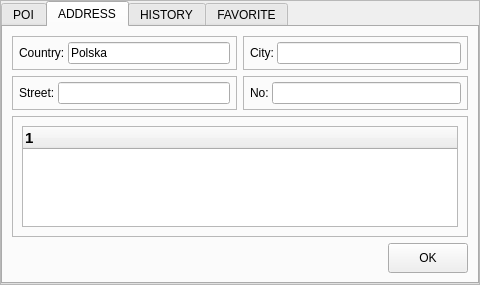
Qt form Pilocik/pointselectionwindow.ui (dotevo/Pilocik) before a commit.
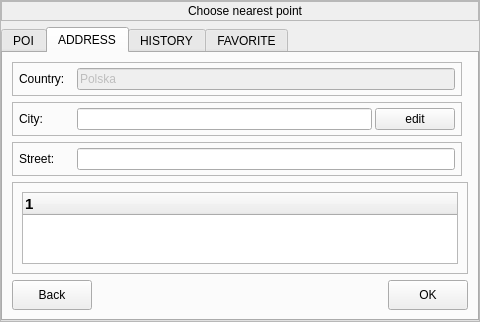
The same form after that commit. The open tabs and pages were chosen to show the change. Custom widgets are drawn as their Qt base class.

Commit message: Point selection window improvment, favourite points, nearest point selection

```diff
--- a/Pilocik/pointselectionwindow.ui
+++ b/Pilocik/pointselectionwindow.ui
@@ -23,7 +23,7 @@
    <property name="margin">
     <number>0</number>
    </property>
-   <item row="0" column="0">
+   <item row="1" column="0">
     <widget class="QTabWidget" name="tabWidget">
      <property name="styleSheet">
       <string notr="true">QTreeWidgetItem{
@@ -314,6 +314,12 @@
           </property>
           <item>
            <widget class="QLabel" name="countryLabel">
+            <property name="minimumSize">
+             <size>
+              <width>55</width>
+              <height>0</height>
+             </size>
+            </property>
             <property name="text">
              <string>Country:</string>
             </property>
@@ -321,6 +327,9 @@
           </item>
           <item>
            <widget class="TLineEdit" name="countryLineEdit">
+            <property name="enabled">
+             <bool>false</bool>
+            </property>
             <property name="text">
              <string>Polska</string>
             </property>
@@ -329,44 +338,7 @@
          </layout>
         </widget>
        </item>
-       <item row="1" column="1">
-        <widget class="QFrame" name="cityFrame">
-         <property name="frameShape">
-          <enum>QFrame::StyledPanel</enum>
-         </property>
-         <property name="frameShadow">
-          <enum>QFrame::Raised</enum>
-         </property>
-         <layout class="QHBoxLayout" name="horizontalLayout_7">
-          <property name="spacing">
-           <number>3</number>
-          </property>
-          <property name="leftMargin">
-           <number>6</number>
-          </property>
-          <property name="topMargin">
-           <number>5</number>
-          </property>
-          <property name="rightMargin">
-           <number>6</number>
-          </property>
-          <property name="bottomMargin">
-           <number>5</number>
-          </property>
-          <item>
-           <widget class="QLabel" name="cityLabel">
-            <property name="text">
-             <string>City:</string>
-            </property>
-           </widget>
-          </item>
-          <item>
-           <widget class="TLineEdit" name="cityLineEdit"/>
-          </item>
-         </layout>
-        </widget>
-       </item>
-       <item row="2" column="0">
+       <item row="3" column="0">
         <widget class="QFrame" name="streetFrame">
          <property name="frameShape">
           <enum>QFrame::StyledPanel</enum>
@@ -392,6 +364,12 @@
           </property>
           <item>
            <widget class="QLabel" name="streetLabel">
+            <property name="minimumSize">
+             <size>
+              <width>55</width>
+              <height>0</height>
+             </size>
+            </property>
             <property name="text">
              <string>Street:</string>
             </property>
@@ -403,45 +381,21 @@
          </layout>
         </widget>
        </item>
-       <item row="2" column="1">
-        <widget class="QFrame" name="noFrame">
-         <property name="frameShape">
-          <enum>QFrame::StyledPanel</enum>
-         </property>
-         <property name="frameShadow">
-          <enum>QFrame::Raised</enum>
-         </property>
-         <layout class="QHBoxLayout" name="horizontalLayout_8">
-          <property name="spacing">
-           <number>3</number>
-          </property>
-          <property name="leftMargin">
-           <number>6</number>
-          </property>
-          <property name="topMargin">
-           <number>5</number>
-          </property>
-          <property name="rightMargin">
-           <number>6</number>
-          </property>
-          <property name="bottomMargin">
-           <number>5</number>
-          </property>
-          <item>
-           <widget class="QLabel" name="noLabel">
-            <property name="text">
-             <string>No:</string>
-            </property>
-           </widget>
-          </item>
-          <item>
-           <widget class="TLineEdit" name="noLineEdit"/>
-          </item>
-         </layout>
-        </widget>
-       </item>
-       <item row="4" column="0" colspan="2">
+       <item row="5" column="0" colspan="2">
         <layout class="QHBoxLayout" name="horizontalLayout">
+         <item>
+          <widget class="QPushButton" name="backBtn2">
+           <property name="minimumSize">
+            <size>
+             <width>0</width>
+             <height>30</height>
+            </size>
+           </property>
+           <property name="text">
+            <string>Back</string>
+           </property>
+          </widget>
+         </item>
          <item>
           <spacer name="horizontalSpacer">
            <property name="orientation">
@@ -470,7 +424,7 @@
          </item>
         </layout>
        </item>
-       <item row="3" column="0" colspan="2">
+       <item row="4" column="0" colspan="2">
         <widget class="QFrame" name="frame_2">
          <property name="frameShape">
           <enum>QFrame::StyledPanel</enum>
@@ -501,6 +455,62 @@
          </layout>
         </widget>
        </item>
+       <item row="2" column="0">
+        <widget class="QFrame" name="cityFrame">
+         <property name="frameShape">
+          <enum>QFrame::StyledPanel</enum>
+         </property>
+         <property name="frameShadow">
+          <enum>QFrame::Raised</enum>
+         </property>
+         <layout class="QHBoxLayout" name="horizontalLayout_7">
+          <property name="spacing">
+           <number>3</number>
+          </property>
+          <property name="leftMargin">
+           <number>6</number>
+          </property>
+          <property name="topMargin">
+           <number>5</number>
+          </property>
+          <property name="rightMargin">
+           <number>6</number>
+          </property>
+          <property name="bottomMargin">
+           <number>5</number>
+          </property>
+          <item>
+           <widget class="QLabel" name="cityLabel">
+            <property name="minimumSize">
+             <size>
+              <width>55</width>
+              <height>0</height>
+             </size>
+            </property>
+            <property name="text">
+             <string>City:</string>
+            </property>
+           </widget>
+          </item>
+          <item>
+           <widget class="TLineEdit" name="cityLineEdit"/>
+          </item>
+          <item>
+           <widget class="QPushButton" name="cityEditBtn">
+            <property name="minimumSize">
+             <size>
+              <width>0</width>
+              <height>20</height>
+             </size>
+            </property>
+            <property name="text">
+             <string>edit</string>
+            </property>
+           </widget>
+          </item>
+         </layout>
+        </widget>
+       </item>
       </layout>
      </widget>
      <widget class="QWidget" name="historyTab">
@@ -658,6 +668,46 @@
      </widget>
     </widget>
    </item>
+   <item row="0" column="0">
+    <widget class="QFrame" name="nearestInfo">
+     <property name="minimumSize">
+      <size>
+       <width>0</width>
+       <height>20</height>
+      </size>
+     </property>
+     <property name="frameShape">
+      <enum>QFrame::StyledPanel</enum>
+     </property>
+     <property name="frameShadow">
+      <enum>QFrame::Raised</enum>
+     </property>
+     <layout class="QVBoxLayout" name="verticalLayout">
+      <property name="leftMargin">
+       <number>10</number>
+      </property>
+      <property name="topMargin">
+       <number>0</number>
+      </property>
+      <property name="rightMargin">
+       <number>0</number>
+      </property>
+      <property name="bottomMargin">
+       <number>0</number>
+      </property>
+      <item>
+       <widget class="QLabel" name="label">
+        <property name="text">
+         <string>Choose nearest point</string>
+        </property>
+        <property name="alignment">
+         <set>Qt::AlignCenter</set>
+        </property>
+       </widget>
+      </item>
+     </layout>
+    </widget>
+   </item>
   </layout>
  </widget>
  <customwidgets>
```
Left out of the diff: 47 changed lines with no effect on the pictures. The commit also changes 7 other files.
